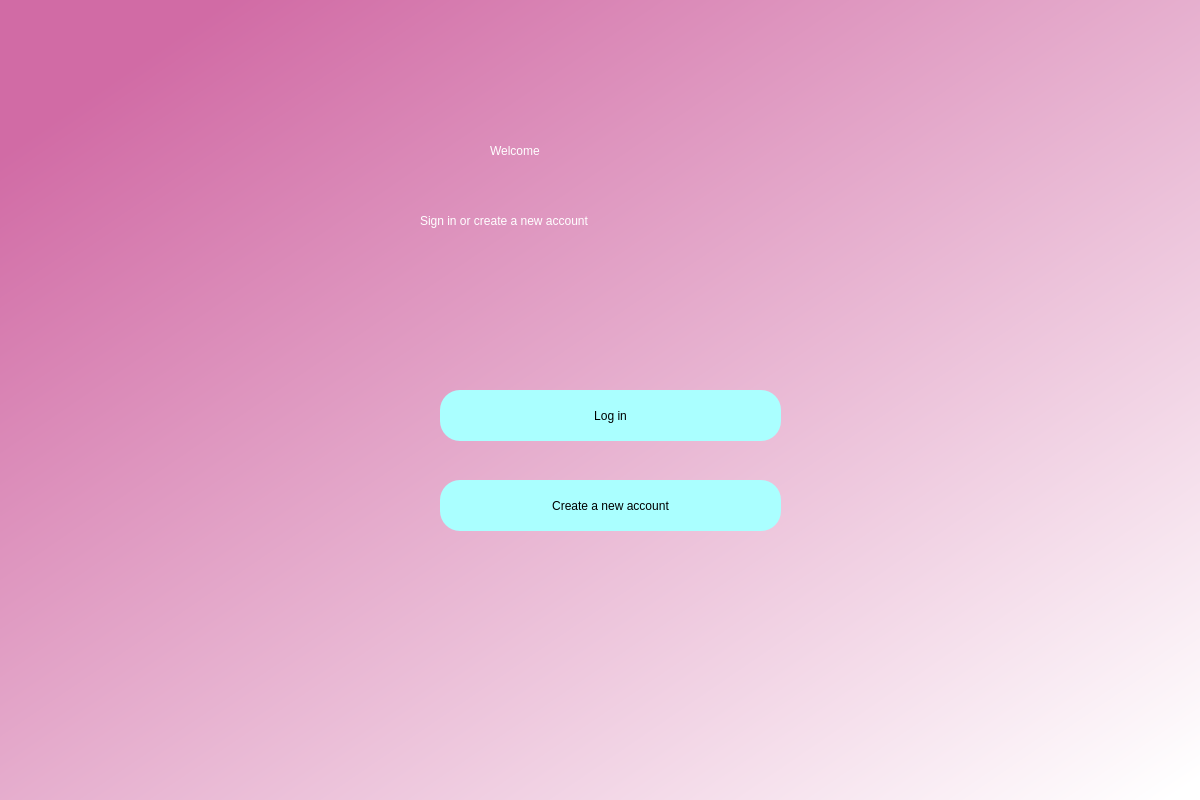
Old version of the form UI/welcomescreen.ui in the repository Krutov777/PyQt.
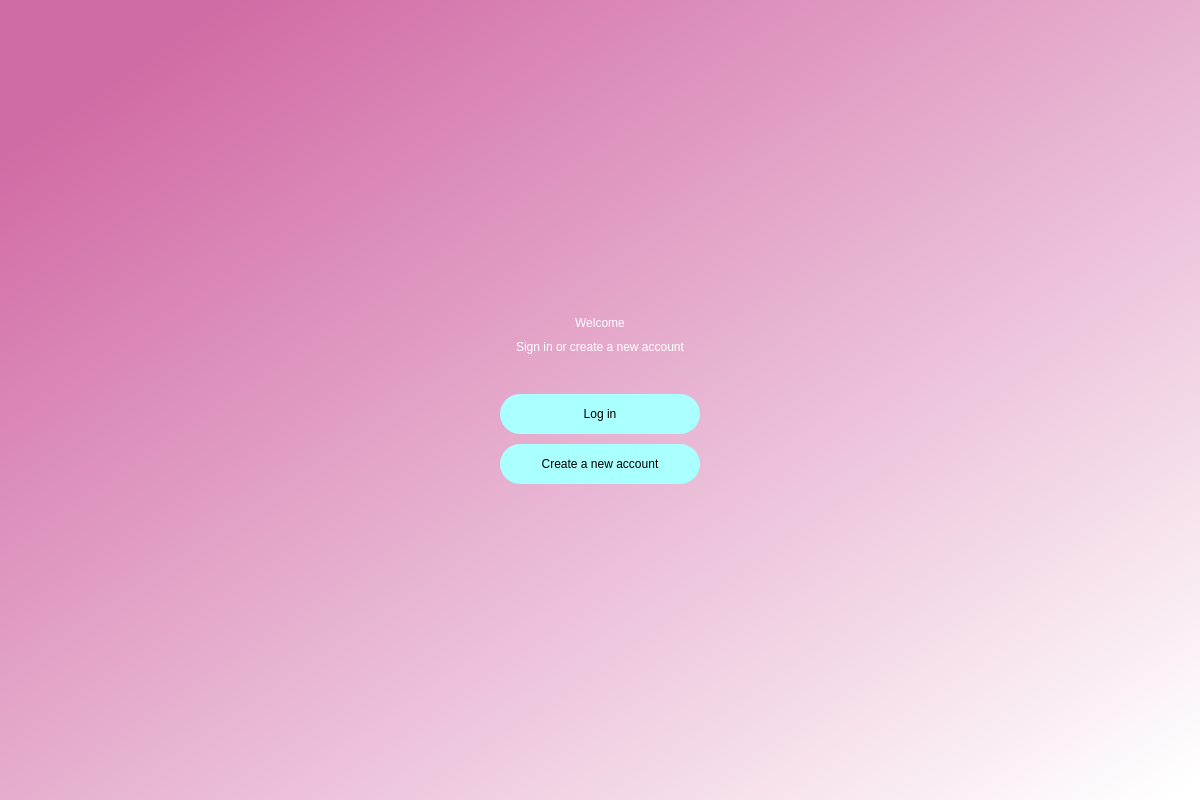
New version of the form.

Commit message: added layouts to all forms

Patch:
```diff
--- a/UI/welcomescreen.ui
+++ b/UI/welcomescreen.ui
@@ -10,62 +10,140 @@
     <height>800</height>
    </rect>
   </property>
+  <property name="minimumSize">
+   <size>
+    <width>1200</width>
+    <height>800</height>
+   </size>
+  </property>
+  <property name="maximumSize">
+   <size>
+    <width>1200</width>
+    <height>800</height>
+   </size>
+  </property>
   <property name="windowTitle">
    <string>Dialog</string>
   </property>
+  <layout class="QVBoxLayout" name="verticalLayout_2">
+   <property name="leftMargin">
+    <number>0</number>
+   </property>
+   <property name="topMargin">
+    <number>0</number>
+   </property>
+   <property name="rightMargin">
+    <number>0</number>
+   </property>
+   <property name="bottomMargin">
+    <number>0</number>
+   </property>
+   <item>
   <widget class="QWidget" name="bgwidget" native="true">
-   <property name="geometry">
-    <rect>
-     <x>0</x>
-     <y>0</y>
-     <width>1201</width>
-     <height>801</height>
-    </rect>
-   </property>
    <property name="styleSheet">
     <string notr="true">QWidget#bgwidget{
 background-color:qlineargradient(spread:pad, x1:0.091, y1:0.101636, x2:0.991379, y2:0.977, stop:0 rgba(209, 107, 165, 255), stop:1 rgba(255, 255, 255, 255));}</string>
    </property>
+     <layout class="QGridLayout" name="gridLayout">
+      <item row="0" column="1">
+       <spacer name="verticalSpacer">
+        <property name="orientation">
+         <enum>Qt::Vertical</enum>
+        </property>
+        <property name="sizeHint" stdset="0">
+         <size>
+          <width>20</width>
+          <height>40</height>
+         </size>
+        </property>
+       </spacer>
+      </item>
+      <item row="1" column="0">
+       <spacer name="horizontalSpacer">
+        <property name="orientation">
+         <enum>Qt::Horizontal</enum>
+        </property>
+        <property name="sizeHint" stdset="0">
+         <size>
+          <width>40</width>
+          <height>20</height>
+         </size>
+        </property>
+       </spacer>
+      </item>
+      <item row="1" column="2">
+       <spacer name="horizontalSpacer_2">
+        <property name="orientation">
+         <enum>Qt::Horizontal</enum>
+        </property>
+        <property name="sizeHint" stdset="0">
+         <size>
+          <width>40</width>
+          <height>20</height>
+         </size>
+        </property>
+       </spacer>
+      </item>
+      <item row="1" column="1">
+       <layout class="QVBoxLayout" name="verticalLayout">
+        <property name="spacing">
+         <number>10</number>
+        </property>
+        <item>
    <widget class="QLabel" name="label">
-    <property name="geometry">
-     <rect>
-      <x>490</x>
-      <y>120</y>
-      <width>251</width>
-      <height>61</height>
-     </rect>
-    </property>
     <property name="styleSheet">
      <string notr="true">font: 36pt &quot;MS Shell Dlg 2&quot;; color:rgb(255, 255, 255)</string>
     </property>
     <property name="text">
      <string>Welcome</string>
     </property>
-   </widget>
+          <property name="alignment">
+           <set>Qt::AlignCenter</set>
+          </property>
+         </widget>
+        </item>
+        <item>
    <widget class="QLabel" name="label_2">
-    <property name="geometry">
-     <rect>
-      <x>420</x>
-      <y>200</y>
-      <width>391</width>
-      <height>41</height>
-     </rect>
-    </property>
     <property name="styleSheet">
      <string notr="true">font: 16pt &quot;MS Shell Dlg 2&quot;;color:rgb(255, 255, 255)</string>
     </property>
     <property name="text">
      <string>Sign in or create a new account</string>
     </property>
-   </widget>
+          <property name="alignment">
+           <set>Qt::AlignCenter</set>
+          </property>
+         </widget>
+        </item>
+        <item>
+         <spacer name="verticalSpacer_3">
+          <property name="orientation">
+           <enum>Qt::Vertical</enum>
+          </property>
+          <property name="sizeType">
+           <enum>QSizePolicy::Fixed</enum>
+          </property>
+          <property name="sizeHint" stdset="0">
+           <size>
+            <width>20</width>
+            <height>30</height>
+           </size>
+          </property>
+         </spacer>
+        </item>
+        <item alignment="Qt::AlignHCenter">
    <widget class="QPushButton" name="login">
-    <property name="geometry">
-     <rect>
-      <x>440</x>
-      <y>390</y>
-      <width>341</width>
-      <height>51</height>
-     </rect>
+          <property name="minimumSize">
+           <size>
+            <width>200</width>
+            <height>40</height>
+           </size>
+          </property>
+          <property name="maximumSize">
+           <size>
+            <width>200</width>
+            <height>40</height>
+           </size>
     </property>
     <property name="styleSheet">
      <string notr="true">border-radius:20px;
@@ -76,14 +154,20 @@
      <string>Log in</string>
     </property>
    </widget>
+        </item>
+        <item alignment="Qt::AlignHCenter">
    <widget class="QPushButton" name="create">
-    <property name="geometry">
-     <rect>
-      <x>440</x>
-      <y>480</y>
-      <width>341</width>
-      <height>51</height>
-     </rect>
+          <property name="minimumSize">
+           <size>
+            <width>200</width>
+            <height>40</height>
+           </size>
+          </property>
+          <property name="maximumSize">
+           <size>
+            <width>200</width>
+            <height>40</height>
+           </size>
     </property>
     <property name="styleSheet">
      <string notr="true">border-radius:20px;
@@ -94,7 +178,26 @@
      <string>Create a new account</string>
     </property>
    </widget>
-  </widget>
+        </item>
+       </layout>
+      </item>
+      <item row="2" column="1">
+       <spacer name="verticalSpacer_2">
+        <property name="orientation">
+         <enum>Qt::Vertical</enum>
+        </property>
+        <property name="sizeHint" stdset="0">
+         <size>
+          <width>20</width>
+          <height>40</height>
+         </size>
+        </property>
+       </spacer>
+      </item>
+     </layout>
+    </widget>
+   </item>
+  </layout>
  </widget>
  <resources/>
  <connections/>
```
Lines whose indentation alone changed are shown as unchanged. The commit also changes 2 other files.
